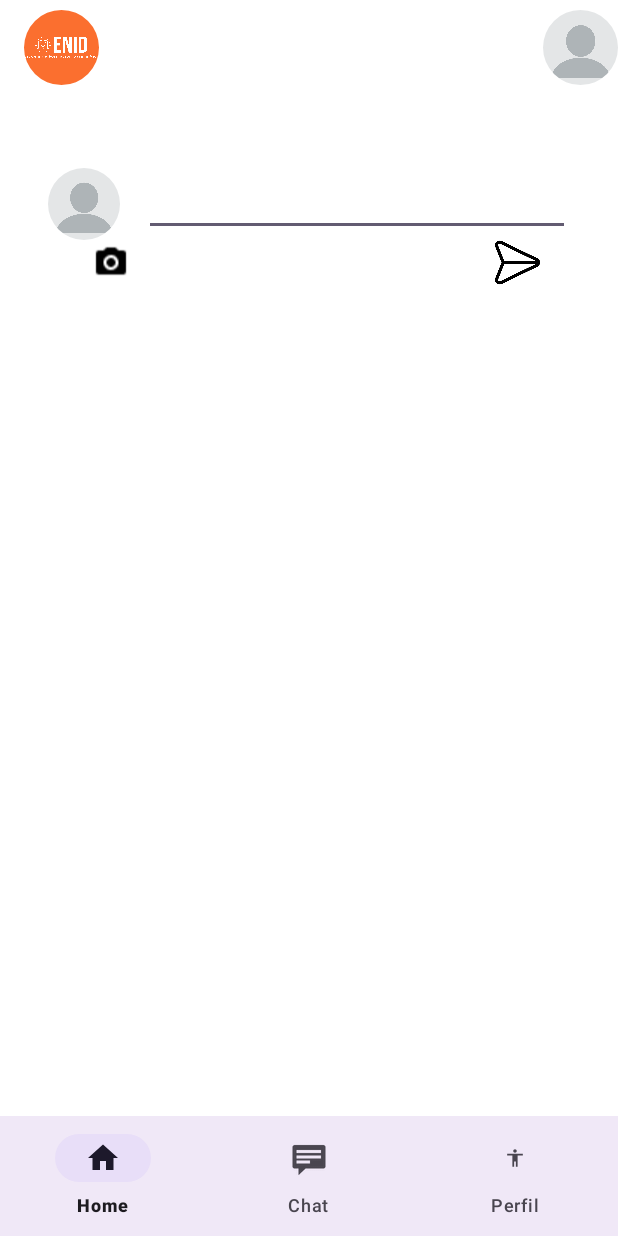
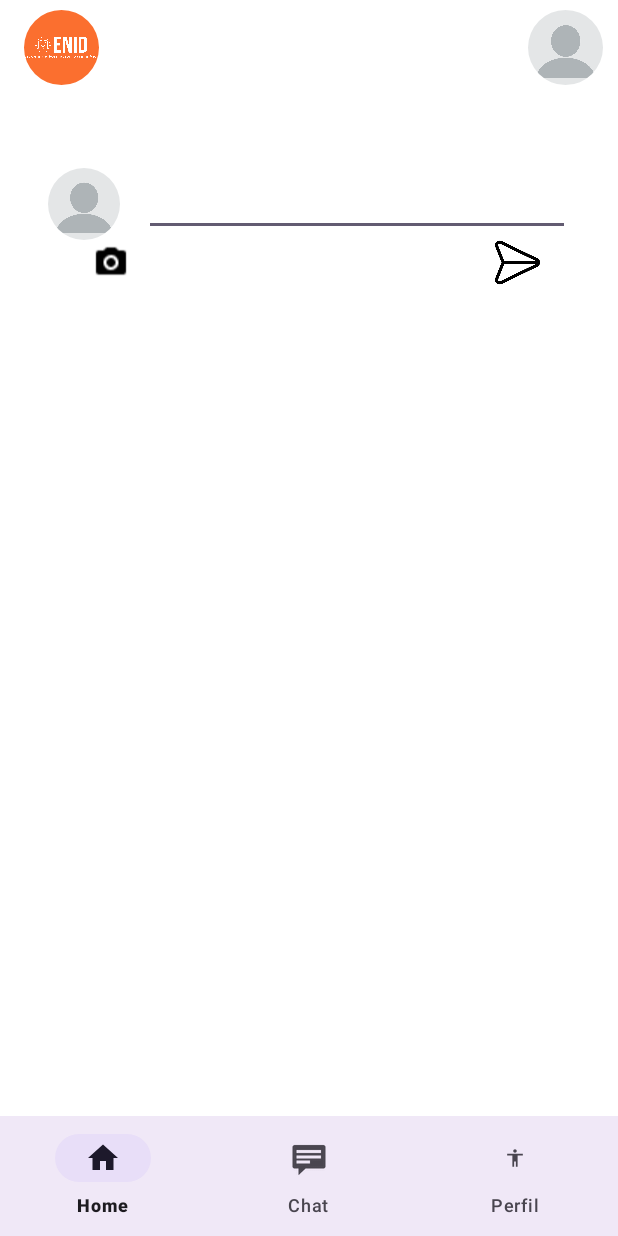
Before and after one commit to SantiagoSantafe/EnidProyect, an Android app: the HomeActivity screen opened directly, with no data from a screen before it, on a phone screen of 412 x 824 dp. Run offline under Robolectric (Android 15) with nearby library versions, the phone set to English and light mode, and no system bars; our stand-ins replace Firebase (no records; nobody signed in at launch, a user with empty details on screens opened directly), navigation-ui.

Commit message:
Fix detalles esteticos

```diff
--- a/app/src/main/java/com/santiago/enidproyect/HomeActivity.kt
+++ b/app/src/main/java/com/santiago/enidproyect/HomeActivity.kt
@@ -9,12 +9,14 @@ import android.widget.EditText
 import android.widget.ImageView
 import androidx.appcompat.app.AppCompatActivity
 import androidx.appcompat.widget.Toolbar
+import androidx.core.content.ContentProviderCompat.requireContext
 import androidx.fragment.app.Fragment
 import androidx.navigation.findNavController
 import androidx.navigation.fragment.NavHostFragment
 import androidx.navigation.ui.AppBarConfiguration
 import androidx.navigation.ui.setupActionBarWithNavController
 import androidx.navigation.ui.setupWithNavController
+import com.bumptech.glide.Glide
 import com.google.android.material.bottomnavigation.BottomNavigationView
 import com.google.firebase.auth.FirebaseAuth
 import com.google.firebase.database.DataSnapshot
@@ -22,6 +24,7 @@ import com.google.firebase.database.DatabaseError
 import com.google.firebase.database.DatabaseReference
 import com.google.firebase.database.FirebaseDatabase
 import com.google.firebase.database.ValueEventListener
+import com.google.firebase.storage.FirebaseStorage
 import com.santiago.enidproyect.databinding.ActivityHomeBinding
 import com.santiago.enidproyect.ui.chat.DashboardFragment
 import com.santiago.enidproyect.ui.chat.User
@@ -66,6 +69,17 @@ class HomeActivity : AppCompatActivity() {
         )
         setupActionBarWithNavController(navController, appBarConfiguration)
         navView.setupWithNavController(navController)
+        val storageRef = FirebaseStorage.getInstance().reference
+        storageRef.child("images/${mAuth.currentUser?.email}.jpg").downloadUrl.addOnSuccessListener { uri ->
+            Glide.with(this)
+                .load(uri)
+                .into(binding.profileImageBtn)
+        }
+
+        binding.profileImageBtn.setOnClickListener {
+            navController.popBackStack()
+            navController.navigate(R.id.navigation_notifications)
+        }
         if (mAuth.currentUser == null) {
             val intent = Intent(this, LogIn::class.java)
             startActivity(intent)
--- a/app/src/main/res/layout/activity_home.xml
+++ b/app/src/main/res/layout/activity_home.xml
@@ -41,8 +41,8 @@
 
             <ImageView
                 android:id="@+id/search_btn"
-                android:layout_width="39dp"
-                android:layout_height="wrap_content"
+                android:layout_width="22dp"
+                android:layout_height="29dp"
                 android:layout_marginTop="15dp"
                 android:layout_marginEnd="16dp"
                 android:clickable="true"
@@ -56,6 +56,7 @@
                 android:layout_height="50dp"
                 android:clickable="true"
                 android:contextClickable="true"
+                android:layout_marginRight="10dp"
                 android:src="@drawable/perfil_de_usuario_default"
                 app:shapeAppearanceOverlay="@style/circular" />
         </LinearLayout>
```
Also changed, not shown: app/src/main/res/drawable/search_icon.png.
